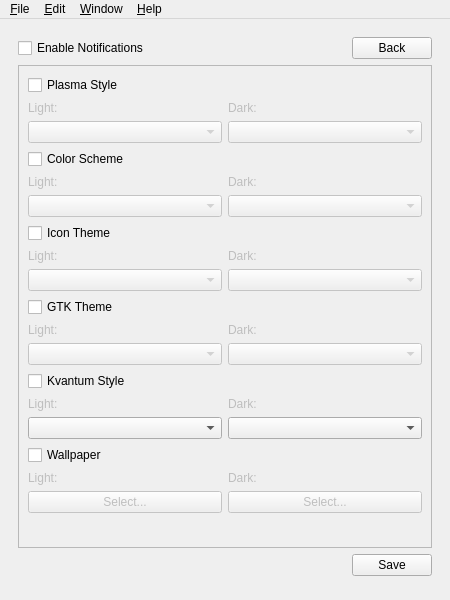
The window that src/mainwindow.ui (baduhai/Koi) describes before a commit, drawn with Qt 5.
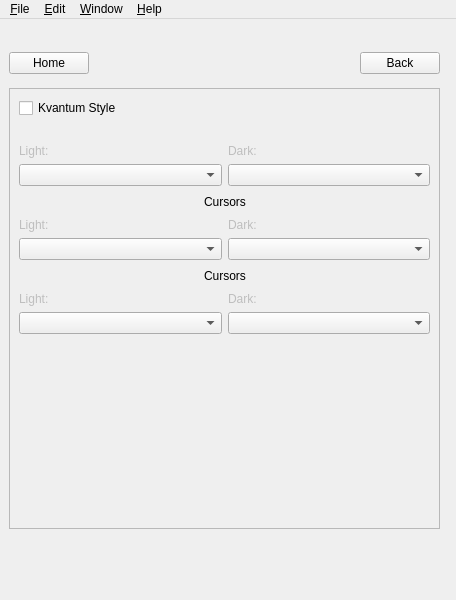
The same window after the commit. Icons and pictures are not drawn. Custom widgets are drawn as their Qt base class.

Commit message:
Added and advanced page for more settings
move kvantum to the advanced page and widget style to the main settings page

The edit to the form file:
```diff
--- a/src/mainwindow.ui
+++ b/src/mainwindow.ui
@@ -22,7 +22,7 @@
     <item row="0" column="0">
      <widget class="QStackedWidget" name="mainStack">
       <property name="currentIndex">
-       <number>1</number>
+       <number>2</number>
       </property>
       <widget class="QWidget" name="mainPage">
        <layout class="QGridLayout" name="gridLayout_2">
@@ -272,7 +272,7 @@
            <property name="geometry">
             <rect>
              <x>0</x>
-             <y>-129</y>
+             <y>-228</y>
              <width>401</width>
              <height>626</height>
             </rect>
@@ -496,6 +496,51 @@
               </item>
              </layout>
             </item>
+            <item row="5" column="0" colspan="2">
+             <layout class="QVBoxLayout" name="WidgetStyle">
+              <item>
+               <widget class="QCheckBox" name="widgetStyleCheckBox">
+                <property name="text">
+                 <string>Widget Style</string>
+                </property>
+               </widget>
+              </item>
+              <item>
+               <layout class="QHBoxLayout" name="horizontalLayout_10">
+                <item>
+                 <widget class="QLabel" name="lightWidgetStyle">
+                  <property name="enabled">
+                   <bool>false</bool>
+                  </property>
+                  <property name="text">
+                   <string>Light:</string>
+                  </property>
+                 </widget>
+                </item>
+                <item>
+                 <widget class="QLabel" name="darkWidgetStyle">
+                  <property name="enabled">
+                   <bool>false</bool>
+                  </property>
+                  <property name="text">
+                   <string>Dark:</string>
+                  </property>
+                 </widget>
+                </item>
+               </layout>
+              </item>
+              <item>
+               <layout class="QHBoxLayout" name="horizontalLayout_15">
+                <item>
+                 <widget class="QComboBox" name="lightDropWidgetStyle"/>
+                </item>
+                <item>
+                 <widget class="QComboBox" name="darkDropWidgetStyle"/>
+                </item>
+               </layout>
+              </item>
+             </layout>
+            </item>
             <item row="6" column="0" colspan="2">
              <layout class="QVBoxLayout" name="wallpaper">
               <item>
@@ -567,57 +612,309 @@
               </item>
              </layout>
             </item>
-            <item row="5" column="0" colspan="2">
-             <layout class="QVBoxLayout" name="kvantumStyle">
-              <item>
-               <widget class="QCheckBox" name="kvantumStyleCheckBox">
-                <property name="text">
-                 <string>Kvantum Style</string>
-                </property>
-               </widget>
-              </item>
-              <item>
-               <layout class="QHBoxLayout" name="horizontalLayout_10">
-                <item>
-                 <widget class="QLabel" name="lightKvantumStyle">
-                  <property name="enabled">
-                   <bool>false</bool>
-                  </property>
-                  <property name="text">
-                   <string>Light:</string>
-                  </property>
-                 </widget>
-                </item>
-                <item>
-                 <widget class="QLabel" name="darkKvantumStyle">
-                  <property name="enabled">
-                   <bool>false</bool>
-                  </property>
-                  <property name="text">
-                   <string>Dark:</string>
-                  </property>
-                 </widget>
-                </item>
-               </layout>
-              </item>
-              <item>
-               <layout class="QHBoxLayout" name="horizontalLayout_15">
-                <item>
-                 <widget class="QComboBox" name="lightDropKvantumStyle"/>
-                </item>
-                <item>
-                 <widget class="QComboBox" name="darkDropKvantumStyle"/>
-                </item>
-               </layout>
-              </item>
-             </layout>
-            </item>
            </layout>
           </widget>
          </widget>
         </item>
        </layout>
       </widget>
+      <widget class="QWidget" name="AdvancedPage">
+       <property name="minimumSize">
+        <size>
+         <width>438</width>
+         <height>0</height>
+        </size>
+       </property>
+       <widget class="QWidget" name="horizontalLayoutWidget">
+        <property name="geometry">
+         <rect>
+          <x>0</x>
+          <y>10</y>
+          <width>431</width>
+          <height>51</height>
+         </rect>
+        </property>
+        <layout class="QHBoxLayout" name="horizontalLayout_9">
+         <item>
+          <widget class="QPushButton" name="advancedPageHomeBtn">
+           <property name="text">
+            <string>Home</string>
+           </property>
+          </widget>
+         </item>
+         <item>
+          <spacer name="spacer_99">
+           <property name="orientation">
+            <enum>Qt::Horizontal</enum>
+           </property>
+           <property name="sizeHint" stdset="0">
+            <size>
+             <width>40</width>
+             <height>20</height>
+            </size>
+           </property>
+          </spacer>
+         </item>
+         <item>
+          <widget class="QPushButton" name="advancedPageBackBtn">
+           <property name="text">
+            <string>Back</string>
+           </property>
+          </widget>
+         </item>
+        </layout>
+       </widget>
+       <widget class="QScrollArea" name="scrollArea_2">
+        <property name="geometry">
+         <rect>
+          <x>0</x>
+          <y>60</y>
+          <width>431</width>
+          <height>441</height>
+         </rect>
+        </property>
+        <property name="widgetResizable">
+         <bool>true</bool>
+        </property>
+        <widget class="QWidget" name="scrollAreaWidgetContents_2">
+         <property name="geometry">
+          <rect>
+           <x>0</x>
+           <y>0</y>
+           <width>427</width>
+           <height>437</height>
+          </rect>
+         </property>
+         <layout class="QFormLayout" name="formLayout_2">
+          <item row="0" column="0" colspan="2">
+           <layout class="QVBoxLayout" name="kvantumStyle">
+            <item>
+             <widget class="QCheckBox" name="kvantumStyleCheckBox">
+              <property name="text">
+               <string>Kvantum Style</string>
+              </property>
+             </widget>
+            </item>
+            <item>
+             <layout class="QHBoxLayout" name="horizontalLayout_18">
+              <item>
+               <spacer name="horizontalSpacer_6">
+                <property name="orientation">
+                 <enum>Qt::Horizontal</enum>
+                </property>
+                <property name="sizeHint" stdset="0">
+                 <size>
+                  <width>40</width>
+                  <height>20</height>
+                 </size>
+                </property>
+               </spacer>
+              </item>
+              <item>
+               <spacer name="horizontalSpacer_5">
+                <property name="orientation">
+                 <enum>Qt::Horizontal</enum>
+                </property>
+                <property name="sizeHint" stdset="0">
+                 <size>
+                  <width>40</width>
+                  <height>20</height>
+                 </size>
+                </property>
+               </spacer>
+              </item>
+             </layout>
+            </item>
+            <item>
+             <layout class="QHBoxLayout" name="horizontalLayout_16">
+              <item>
+               <widget class="QLabel" name="lightKvantumStyle">
+                <property name="enabled">
+                 <bool>false</bool>
+                </property>
+                <property name="text">
+                 <string>Light:</string>
+                </property>
+               </widget>
+              </item>
+              <item>
+               <widget class="QLabel" name="darkKvantumStyle">
+                <property name="enabled">
+                 <bool>false</bool>
+                </property>
+                <property name="text">
+                 <string>Dark:</string>
+                </property>
+               </widget>
+              </item>
+             </layout>
+            </item>
+            <item>
+             <layout class="QHBoxLayout" name="horizontalLayout_17">
+              <item>
+               <widget class="QComboBox" name="lightDropKvantumStyle"/>
+              </item>
+              <item>
+               <widget class="QComboBox" name="darkDropKvantumStyle"/>
+              </item>
+             </layout>
+            </item>
+           </layout>
+          </item>
+          <item row="1" column="0" colspan="2">
+           <layout class="QVBoxLayout" name="cursorStyle">
+            <item>
+             <layout class="QHBoxLayout" name="horizontalLayout_20">
+              <item>
+               <spacer name="horizontalSpacer_7">
+                <property name="orientation">
+                 <enum>Qt::Horizontal</enum>
+                </property>
+                <property name="sizeHint" stdset="0">
+                 <size>
+                  <width>40</width>
+                  <height>20</height>
+                 </size>
+                </property>
+               </spacer>
+              </item>
+              <item>
+               <widget class="QLabel" name="CursorStyleLabel">
+                <property name="text">
+                 <string>Cursors</string>
+                </property>
+               </widget>
+              </item>
+              <item>
+               <spacer name="horizontalSpacer_8">
+                <property name="orientation">
+                 <enum>Qt::Horizontal</enum>
+                </property>
+                <property name="sizeHint" stdset="0">
+                 <size>
+                  <width>40</width>
+                  <height>20</height>
+                 </size>
+                </property>
+               </spacer>
+              </item>
+             </layout>
+            </item>
+            <item>
+             <layout class="QHBoxLayout" name="horizontalLayout_21">
+              <item>
+               <widget class="QLabel" name="lightCursorStyle">
+                <property name="enabled">
+                 <bool>false</bool>
+                </property>
+                <property name="text">
+                 <string>Light:</string>
+                </property>
+               </widget>
+              </item>
+              <item>
+               <widget class="QLabel" name="darkCursorStyle">
+                <property name="enabled">
+                 <bool>false</bool>
+                </property>
+                <property name="text">
+                 <string>Dark:</string>
+                </property>
+               </widget>
+              </item>
+             </layout>
+            </item>
+            <item>
+             <layout class="QHBoxLayout" name="horizontalLayout_22">
+              <item>
+               <widget class="QComboBox" name="lightDropCursorStyle"/>
+              </item>
+              <item>
+               <widget class="QComboBox" name="darkDropCursorStyle"/>
+              </item>
+             </layout>
+            </item>
+           </layout>
+          </item>
+          <item row="2" column="0" colspan="2">
+           <layout class="QVBoxLayout" name="cursorStyle_3">
+            <item>
+             <layout class="QHBoxLayout" name="horizontalLayout_26">
+              <item>
+               <spacer name="horizontalSpacer_11">
+                <property name="orientation">
+                 <enum>Qt::Horizontal</enum>
+                </property>
+                <property name="sizeHint" stdset="0">
+                 <size>
+                  <width>40</width>
+                  <height>20</height>
+                 </size>
+                </property>
+               </spacer>
+              </item>
+              <item>
+               <widget class="QLabel" name="CursorStyleLabel_3">
+                <property name="text">
+                 <string>Cursors</string>
+                </property>
+               </widget>
+              </item>
+              <item>
+               <spacer name="horizontalSpacer_12">
+                <property name="orientation">
+                 <enum>Qt::Horizontal</enum>
+                </property>
+                <property name="sizeHint" stdset="0">
+                 <size>
+                  <width>40</width>
+                  <height>20</height>
+                 </size>
+                </property>
+               </spacer>
+              </item>
+             </layout>
+            </item>
+            <item>
+             <layout class="QHBoxLayout" name="horizontalLayout_27">
+              <item>
+               <widget class="QLabel" name="lightCursorStyle_3">
+                <property name="enabled">
+                 <bool>false</bool>
+                </property>
+                <property name="text">
+                 <string>Light:</string>
+                </property>
+               </widget>
+              </item>
+              <item>
+               <widget class="QLabel" name="darkCursorStyle_3">
+                <property name="enabled">
+                 <bool>false</bool>
+                </property>
+                <property name="text">
+                 <string>Dark:</string>
+                </property>
+               </widget>
+              </item>
+             </layout>
+            </item>
+            <item>
+             <layout class="QHBoxLayout" name="horizontalLayout_28">
+              <item>
+               <widget class="QComboBox" name="lightDropCursorStyle_3"/>
+              </item>
+              <item>
+               <widget class="QComboBox" name="darkDropCursorStyle_3"/>
+              </item>
+             </layout>
+            </item>
+           </layout>
+          </item>
+         </layout>
+        </widget>
+       </widget>
+      </widget>
      </widget>
     </item>
     <item row="1" column="0">
```
Left out of the diff: 155 changed lines with no effect on the pictures. The commit also changes 7 other files.
